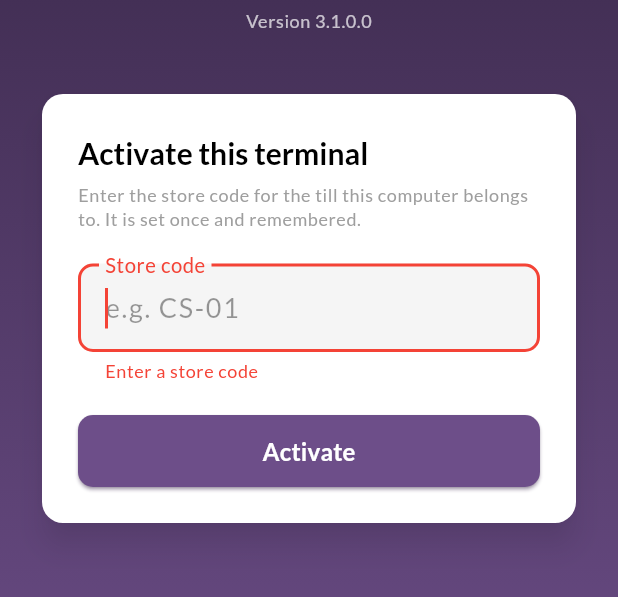
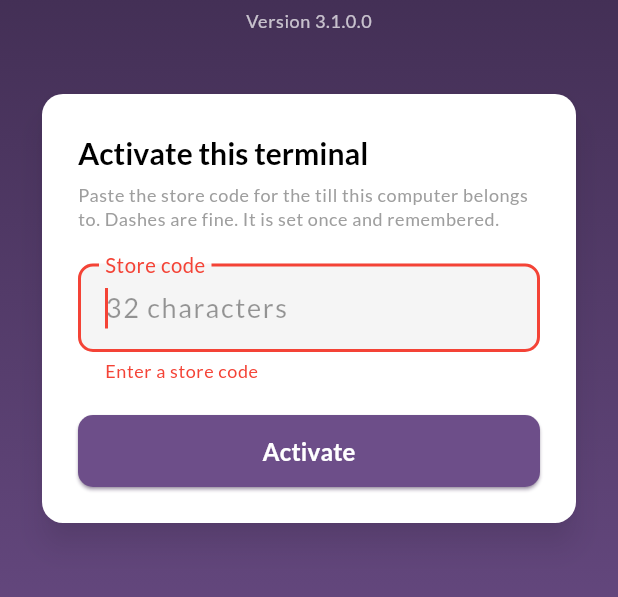
Before and after one commit to danielrudianto/Cstyle_cashier_3, a Flutter app: the SetupStorePage screen opened by its route, after a tap on "Activate", on a phone screen of 412 x 824 dp, the part 437-1034 px from its top. Run offline on Flutter 3.47's test engine with Material 3 defaults, Android fonts, the phone set to English and light mode, and no system bars; our stand-ins replace carousel_slider, dio, go_router, logger, pdf, printing and 4 more; missing offline and left inert: excel, fast_cached_network_image, flag, ntp, super_clipboard, table_sticky_headers and 1 more; accounts and stored records are empty.

Commit message:
Say what a store code actually is
The hint read "e.g. CS-01". Nothing in the system uses that shape. Both
the app and the server require ^[0-9a-fA-F]{32}$ — the store's UUID with
the dashes taken out, which the server puts back before looking it up.
A placeholder that invents a format is worse than none: it tells someone
confidently to type the wrong thing.

Meanwhile the value sits in stores.code as a dashed UUID, so copying it
straight out of the database — the most natural thing to do — was
rejected with no explanation. Dashes and spaces are now stripped before
sending, so both forms work.

The format is also checked before the request rather than after.
A wrong-length code is always refused, so sending it first only trades a
precise message for a generic "could not activate" and a network round
trip to earn it.

Co-Authored-By: Claude Opus 5 <noreply@anthropic.com>

```diff
--- a/lib/view/setup/setup.page.dart
+++ b/lib/view/setup/setup.page.dart
@@ -59,6 +59,21 @@ class _SetupStorePageState extends State<SetupStorePage> {
     super.dispose();
   }
 
+  /// Kode toko yang sudah dibersihkan: tanpa tanda hubung, tanpa spasi.
+  ///
+  /// Di database `stores.code` tersimpan sebagai UUID bertanda hubung,
+  /// sedangkan aplikasi dan endpoint /cashier/stores/:kode sama-sama
+  /// mensyaratkan 32 heksadesimal TANPA tanda hubung — server menyusun ulang
+  /// tanda hubungnya sendiri sebelum mencari.
+  ///
+  /// Menyalin nilai itu apa adanya dari database adalah hal paling wajar yang
+  /// dilakukan orang, dan dulu hasilnya ditolak tanpa penjelasan. Sekarang
+  /// keduanya diterima.
+  String get _kodeBersih =>
+      _kodeToko.text.replaceAll("-", "").replaceAll(" ", "").trim();
+
+  static final RegExp _polaKode = RegExp(r"^[0-9a-fA-F]{32}$");
+
   Future<void> _validateStore() async {
     if (_sedangMemeriksa) return;
     if (!(_kunciForm.currentState?.validate() ?? false)) return;
@@ -69,7 +84,7 @@ class _SetupStorePageState extends State<SetupStorePage> {
     });
 
     try {
-      final toko = await StoreModel.checkStoreUID(_kodeToko.text.trim());
+      final toko = await StoreModel.checkStoreUID(_kodeBersih);
 
       LoggerUtils()
           .log("Store found, applying to local database", LogType.info);
@@ -146,8 +161,9 @@ class _SetupStorePageState extends State<SetupStorePage> {
                   ),
                   const SizedBox(height: 6),
                   Text(
-                    "Enter the store code for the till this computer belongs "
-                    "to. It is set once and remembered.",
+                    "Paste the store code for the till this computer "
+                    "belongs to. Dashes are fine. It is set once and "
+                    "remembered.",
                     style: tema.textTheme.bodySmall,
                   ),
                   const SizedBox(height: 22),
@@ -167,7 +183,7 @@ class _SetupStorePageState extends State<SetupStorePage> {
                     ),
                     decoration: InputDecoration(
                       labelText: "Store code",
-                      hintText: "e.g. CS-01",
+                      hintText: "32 characters",
                       hintStyle: TextStyle(
                         color: warna.onSurface.withValues(alpha: 0.4),
                         letterSpacing: 1.1,
@@ -182,9 +198,20 @@ class _SetupStorePageState extends State<SetupStorePage> {
                         vertical: 16,
                       ),
                     ),
-                    validator: (nilai) {
-                      if (nilai == null || nilai.trim().isEmpty) {
+                    validator: (_) {
+                      /*
+                        Format diperiksa DI SINI, bukan dibiarkan gagal di
+                        server. Kode yang panjangnya salah selalu ditolak, jadi
+                        mengirimkannya lebih dulu hanya menukar pesan yang tepat
+                        dengan pesan umum "gagal mengaktifkan" sesudah menunggu
+                        satu perjalanan jaringan.
+                      */
+                      if (_kodeBersih.isEmpty) {
                         return "Enter a store code";
+                      }
+                      if (!_polaKode.hasMatch(_kodeBersih)) {
+                        return "That is not a store code. It is 32 letters and "
+                            "numbers, with or without dashes.";
                       }
                       return null;
                     },
```
